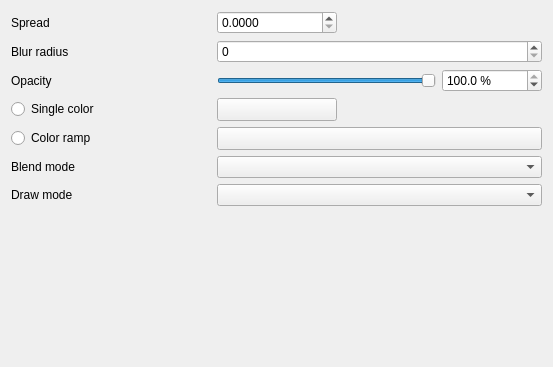
This is src/ui/effects/widget_glow.ui in carsmie/QGIS as Qt 5 draws it before an edit. The edited form follows.
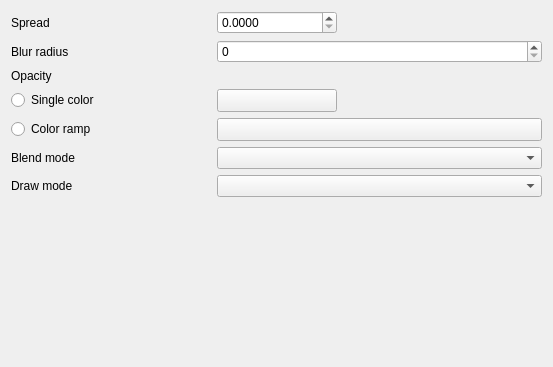
This is the edited form. Custom widgets are drawn as their Qt base class.

Commit message: Use QgsOpacityWidget wherever appropriate

```diff
--- a/src/ui/effects/widget_glow.ui
+++ b/src/ui/effects/widget_glow.ui
@@ -159,69 +159,6 @@
         <item row="5" column="1" colspan="2">
          <widget class="QgsBlendModeComboBox" name="mBlendCmbBx"/>
         </item>
-        <item row="2" column="1" colspan="2">
-         <layout class="QHBoxLayout" name="horizontalLayout_28">
-          <item>
-           <widget class="QSlider" name="mOpacitySlider">
-            <property name="enabled">
-             <bool>true</bool>
-            </property>
-            <property name="sizePolicy">
-             <sizepolicy hsizetype="Expanding" vsizetype="Fixed">
-              <horstretch>0</horstretch>
-              <verstretch>0</verstretch>
-             </sizepolicy>
-            </property>
-            <property name="minimumSize">
-             <size>
-              <width>50</width>
-              <height>0</height>
-             </size>
-            </property>
-            <property name="maximum">
-             <number>1000</number>
-            </property>
-            <property name="singleStep">
-             <number>10</number>
-            </property>
-            <property name="pageStep">
-             <number>100</number>
-            </property>
-            <property name="value">
-             <number>1000</number>
-            </property>
-            <property name="orientation">
-             <enum>Qt::Horizontal</enum>
-            </property>
-           </widget>
-          </item>
-          <item>
-           <widget class="QgsDoubleSpinBox" name="mOpacitySpnBx">
-            <property name="enabled">
-             <bool>true</bool>
-            </property>
-            <property name="minimumSize">
-             <size>
-              <width>100</width>
-              <height>0</height>
-             </size>
-            </property>
-            <property name="suffix">
-             <string> %</string>
-            </property>
-            <property name="decimals">
-             <number>1</number>
-            </property>
-            <property name="maximum">
-             <double>100.000000000000000</double>
-            </property>
-            <property name="value">
-             <double>100.000000000000000</double>
-            </property>
-           </widget>
-          </item>
-         </layout>
-        </item>
         <item row="6" column="1" colspan="2">
          <widget class="QgsEffectDrawModeComboBox" name="mDrawModeComboBox"/>
         </item>
@@ -232,6 +169,13 @@
           </property>
          </widget>
         </item>
+        <item row="2" column="1" colspan="2">
+         <widget class="QgsOpacityWidget" name="mOpacityWidget" native="true">
+          <property name="focusPolicy">
+           <enum>Qt::StrongFocus</enum>
+          </property>
+         </widget>
+        </item>
        </layout>
       </widget>
      </item>
@@ -291,6 +235,12 @@
    <header>qgscolorrampbutton.h</header>
    <container>1</container>
   </customwidget>
+  <customwidget>
+   <class>QgsOpacityWidget</class>
+   <extends>QWidget</extends>
+   <header>qgsopacitywidget.h</header>
+   <container>1</container>
+  </customwidget>
  </customwidgets>
  <tabstops>
   <tabstop>mSpreadSpnBx</tabstop>
```
Left out of the diff: 3 changed lines with no effect on the pictures. The commit also changes 31 other files.
